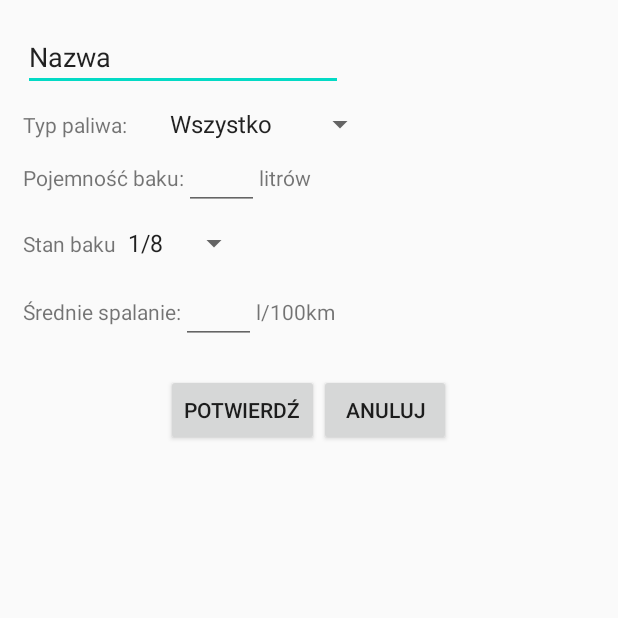
After one commit to Blackwatch98/PetrolNavigatorApp, an Android app: the ConfigureAddVehicleActivity screen opened directly, with no data from a screen before it, on a phone screen of 412 x 824 dp, the top half of it. The commit adds this screen. Run offline under Robolectric (Android 15) with nearby library versions, the phone set to English and light mode, and no system bars; our stand-ins replace Firebase (no records; nobody signed in at launch, a user with empty details on screens opened directly).

Commit message:
configure or add new vehicle with layout

```diff
--- a/app/src/main/AndroidManifest.xml
+++ b/app/src/main/AndroidManifest.xml
@@ -1,6 +1,6 @@
 <?xml version="1.0" encoding="utf-8"?>
 <manifest xmlns:android="http://schemas.android.com/apk/res/android"
-    package="com.example.petrolnavigatorapp" >
+    package="com.example.petrolnavigatorapp">
     <!--
          The ACCESS_COARSE/FINE_LOCATION permissions are not required to use
          Google Maps Android API v2, but you must specify either coarse or fine
@@ -15,7 +15,8 @@
         android:label="@string/app_name"
         android:roundIcon="@mipmap/ic_launcher_round"
         android:supportsRtl="true"
-        android:theme="@style/AppTheme" >
+        android:theme="@style/AppTheme">
+        <activity android:name=".ConfigureAddVehicleActivity"></activity>
         <!--
              The API key for Google Maps-based APIs is defined as a string resource.
              (See the file "res/values/google_maps_api.xml").
@@ -32,7 +33,7 @@
             android:name=".NavigationDrawerActivity"
             android:label="@string/title_activity_maps" />
         <activity android:name=".InitialSettingsActivity" />
-        <activity android:name=".MainActivity" >
+        <activity android:name=".MainActivity">
             <intent-filter>
                 <action android:name="android.intent.action.MAIN" />
 
--- /dev/null
+++ b/app/src/main/java/com/example/petrolnavigatorapp/ConfigureAddVehicleActivity.java
@@ -0,0 +1,96 @@
+package com.example.petrolnavigatorapp;
+
+import androidx.annotation.NonNull;
+import androidx.appcompat.app.AppCompatActivity;
+
+import android.content.Context;
+import android.content.Intent;
+import android.os.Bundle;
+import android.view.View;
+import android.widget.ArrayAdapter;
+import android.widget.Button;
+import android.widget.EditText;
+import android.widget.Spinner;
+import android.widget.TextView;
+import android.widget.Toast;
+
+import com.example.petrolnavigatorapp.utils.Vehicle;
+import com.google.android.gms.tasks.OnFailureListener;
+import com.google.android.gms.tasks.OnSuccessListener;
+import com.google.firebase.auth.FirebaseAuth;
+import com.google.firebase.firestore.DocumentReference;
+import com.google.firebase.firestore.FirebaseFirestore;
+
+public class ConfigureAddVehicleActivity extends AppCompatActivity {
+
+    private FirebaseAuth mAuth = FirebaseAuth.getInstance();
+    private FirebaseFirestore firestore = FirebaseFirestore.getInstance();
+    private Context context;
+
+    private EditText vehicleName, averageConsumption, tankCapacity;
+    private Spinner currentFuelLevel, vehicleFuelType;
+    private Button confirmButton, cancelButton;
+
+    @Override
+    protected void onCreate(Bundle savedInstanceState) {
+        super.onCreate(savedInstanceState);
+        setContentView(R.layout.activity_configure_add_vehicle);
+
+        context = this;
+
+        vehicleName = findViewById(R.id.editTextVehicleName);
+        averageConsumption = findViewById(R.id.editTextAverageConsumption);
+        tankCapacity = findViewById(R.id.editTextVehicleCapacity);
+        currentFuelLevel = findViewById(R.id.currentFuelLevelSpinner);
+        vehicleFuelType = findViewById(R.id.vehicleFuelSpinner);
+
+        ArrayAdapter typeSpinnerAdapter = ArrayAdapter.createFromResource(this, R.array.fuelTypes, android.R.layout.simple_spinner_item);
+        typeSpinnerAdapter.setDropDownViewResource(android.R.layout.simple_spinner_dropdown_item);
+        vehicleFuelType.setAdapter(typeSpinnerAdapter);
+
+        final ArrayAdapter fuelLevelAdapter = ArrayAdapter.createFromResource(this, R.array.fractions, android.R.layout.simple_spinner_item);
+        fuelLevelAdapter.setDropDownViewResource(android.R.layout.simple_spinner_dropdown_item);
+        currentFuelLevel.setAdapter(fuelLevelAdapter);
+
+        confirmButton = findViewById(R.id.confirmButton2);
+        cancelButton = findViewById(R.id.cancelButton2);
+
+        final DocumentReference documentReference = firestore.collection("users").document(mAuth.getCurrentUser().getUid())
+                .collection("vehicles").document();
+
+        confirmButton.setOnClickListener(new View.OnClickListener() {
+            @Override
+            public void onClick(View view) {
+                documentReference.set(new Vehicle(
+                        vehicleName.getText().toString(),
+                        Double.parseDouble(tankCapacity.getText().toString()),
+                        Double.parseDouble(averageConsumption.getText().toString()),
+                        vehicleFuelType.getSelectedItem().toString(),
+                        currentFuelLevel.getSelectedItemId()))
+                .addOnSuccessListener(new OnSuccessListener<Void>() {
+                    @Override
+                    public void onSuccess(Void aVoid) {
+                        Toast.makeText(context, "Skonfigurowano pomyślnie!", Toast.LENGTH_SHORT).show();
+                    }
+                }).addOnFailureListener(new OnFailureListener() {
+                    @Override
+                    public void onFailure(@NonNull Exception e) {
+                        Toast.makeText(context, "Nie udało się skonfigurować...", Toast.LENGTH_SHORT).show();
+                    }
+                });
+                Intent i = new Intent();
+                setResult(RESULT_OK, i);
+                finish();
+            }
+        });
+
+        cancelButton.setOnClickListener(new View.OnClickListener() {
+            @Override
+            public void onClick(View view) {
+                Intent i = new Intent();
+                setResult(RESULT_OK, i);
+                finish();
+            }
+        });
+    }
+}
--- /dev/null
+++ b/app/src/main/res/layout/activity_configure_add_vehicle.xml
@@ -0,0 +1,127 @@
+<?xml version="1.0" encoding="utf-8"?>
+<LinearLayout xmlns:android="http://schemas.android.com/apk/res/android"
+    xmlns:app="http://schemas.android.com/apk/res-auto"
+    xmlns:tools="http://schemas.android.com/tools"
+    android:layout_width="match_parent"
+    android:layout_height="match_parent"
+    android:orientation="vertical"
+    android:padding="15dp"
+    tools:context=".ConfigureAddVehicleActivity">
+
+    <EditText
+        android:id="@+id/editTextVehicleName"
+        android:layout_width="wrap_content"
+        android:layout_height="wrap_content"
+        android:ems="10"
+        android:inputType="textPersonName"
+        android:text="Nazwa" />
+
+    <LinearLayout
+        android:layout_width="match_parent"
+        android:layout_height="wrap_content"
+        android:layout_marginTop="10dp"
+        android:orientation="horizontal">
+
+        <TextView
+            android:id="@+id/textView16"
+            android:layout_width="wrap_content"
+            android:layout_height="wrap_content"
+            android:text="Typ paliwa:" />
+
+        <Spinner
+            android:id="@+id/vehicleFuelSpinner"
+            android:layout_width="wrap_content"
+            android:layout_height="wrap_content"
+            android:layout_marginStart="20dp" />
+    </LinearLayout>
+
+    <LinearLayout
+        android:layout_width="match_parent"
+        android:layout_height="wrap_content"
+        android:orientation="horizontal">
+
+        <TextView
+            android:id="@+id/textView20"
+            android:layout_width="wrap_content"
+            android:layout_height="wrap_content"
+            android:text="Pojemność baku:" />
+
+        <EditText
+            android:id="@+id/editTextVehicleCapacity"
+            android:layout_width="50dp"
+            android:layout_height="wrap_content"
+            android:ems="10"
+            android:inputType="number" />
+
+        <TextView
+            android:id="@+id/textView21"
+            android:layout_width="wrap_content"
+            android:layout_height="wrap_content"
+            android:text="litrów" />
+    </LinearLayout>
+
+    <LinearLayout
+        android:layout_width="match_parent"
+        android:layout_height="wrap_content"
+        android:layout_marginTop="10dp"
+        android:orientation="horizontal">
+
+        <TextView
+            android:id="@+id/textView17"
+            android:layout_width="wrap_content"
+            android:layout_height="wrap_content"
+            android:text="Stan baku" />
+
+        <Spinner
+            android:id="@+id/currentFuelLevelSpinner"
+            android:layout_width="wrap_content"
+            android:layout_height="wrap_content" />
+    </LinearLayout>
+
+    <LinearLayout
+        android:layout_width="match_parent"
+        android:layout_height="wrap_content"
+        android:layout_marginTop="10dp"
+        android:orientation="horizontal">
+
+        <TextView
+            android:id="@+id/textView18"
+            android:layout_width="wrap_content"
+            android:layout_height="wrap_content"
+            android:text="Średnie spalanie:" />
+
+        <EditText
+            android:id="@+id/editTextAverageConsumption"
+            android:layout_width="50dp"
+            android:layout_height="wrap_content"
+            android:ems="10"
+            android:inputType="number" />
+
+        <TextView
+            android:id="@+id/textView19"
+            android:layout_width="wrap_content"
+            android:layout_height="wrap_content"
+            android:text="l/100km" />
+    </LinearLayout>
+
+    <LinearLayout
+        android:layout_width="wrap_content"
+        android:layout_height="wrap_content"
+        android:layout_marginTop="20dp"
+        android:layout_gravity="center"
+        android:orientation="horizontal">
+
+        <Button
+            android:id="@+id/confirmButton2"
+            android:layout_width="wrap_content"
+            android:layout_height="wrap_content"
+            android:text="Potwierdź" />
+
+        <Button
+            android:id="@+id/cancelButton2"
+            android:layout_width="wrap_content"
+            android:layout_height="wrap_content"
+            android:text="Anuluj" />
+    </LinearLayout>
+
+</LinearLayout>
--- a/app/src/main/res/values/strings.xml
+++ b/app/src/main/res/values/strings.xml
@@ -23,8 +23,16 @@
     <string name="menu_home">Home</string>
     <string name="menu_gallery">Gallery</string>
     <string name="menu_slideshow">Slideshow</string>
-
-    Benzyna", "Diesel", "LPG", "Etanol", "Elektryczny", "CNG"
+    <string-array name="fractions">
+        <item>1/8</item>
+        <item>2/8</item>
+        <item>3/8</item>
+        <item>4/8</item>
+        <item>5/8</item>
+        <item>6/8</item>
+        <item>7/8</item>
+        <item>8/8</item>
+    </string-array>
     <string-array name="fuelTypes">
         <item>Wszystko</item>
         <item>Benzyna</item>
```
